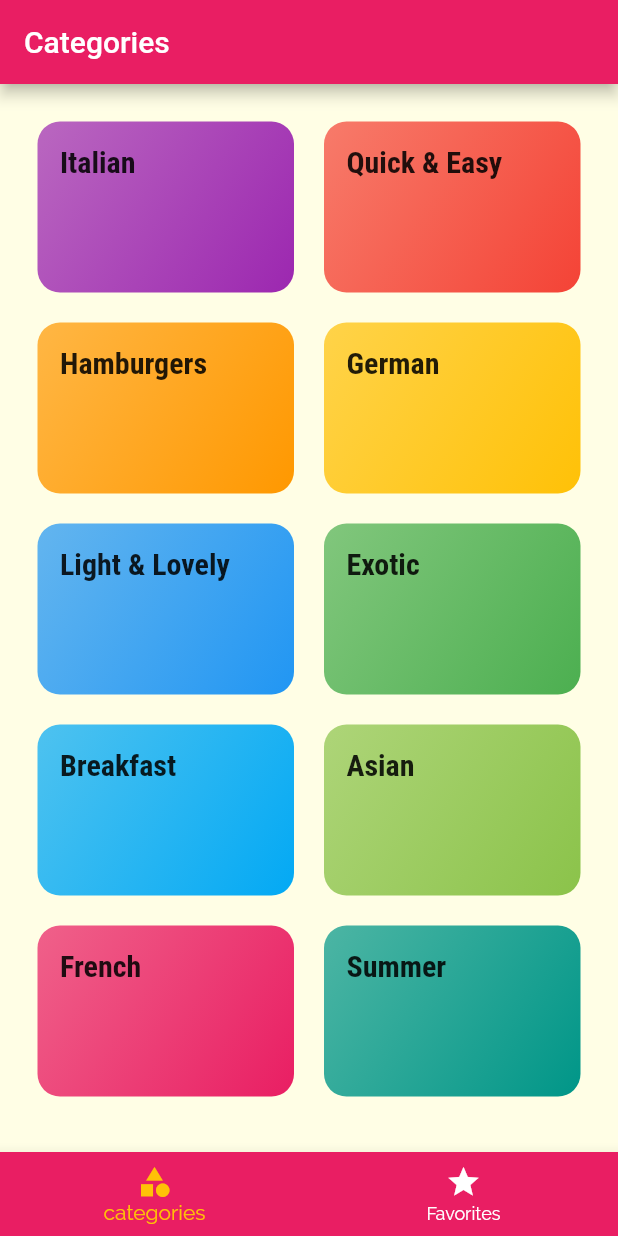
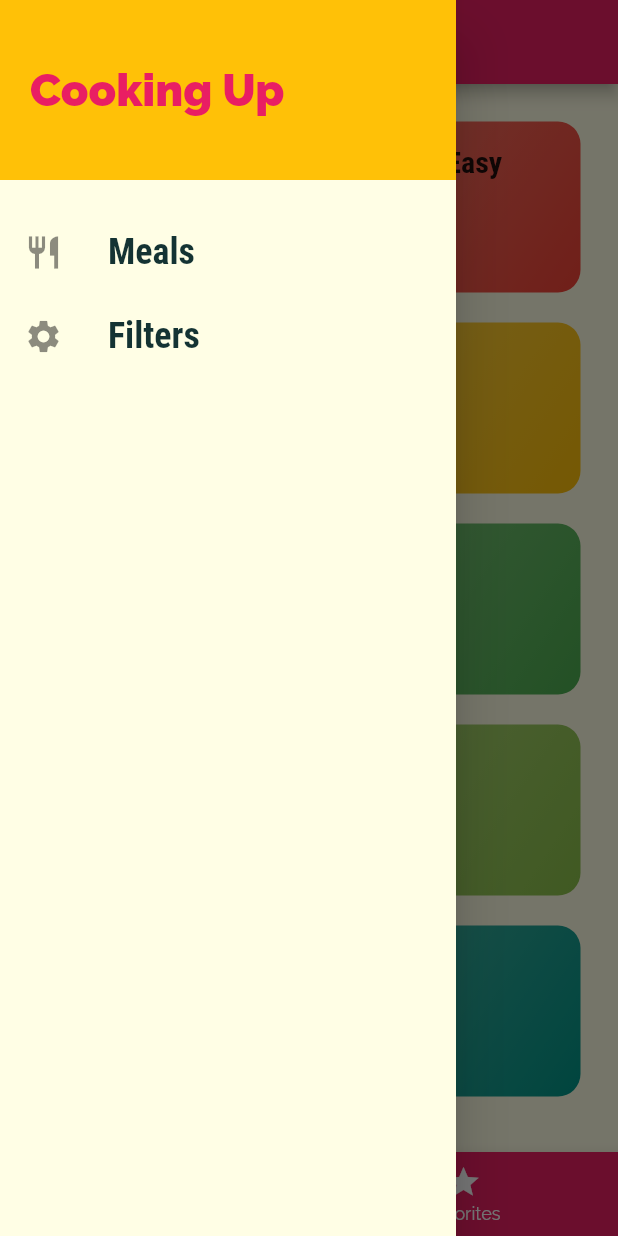
Before and after one commit to Waleed-Ibrahim14/meals_app, a Flutter app: the screen it shows after launch, with the side drawer open (before the commit the screen has no drawer), on a phone screen of 412 x 824 dp. Run offline on Flutter 3.47's test engine with Material 2 defaults, Android fonts, the phone set to English and light mode, and no system bars.

Commit message:
add file main_drawer.dart and and create a Widget Drawer .

```diff
--- a/lib/screens/tabs_screen.dart
+++ b/lib/screens/tabs_screen.dart
@@ -1,6 +1,7 @@
 import 'package:flutter/material.dart';
 import '../screens/favorites_screen.dart';
 import '../screens/categories_screen.dart';
+import '../widgets/main_drawer.dart';
 
 class TabsScreen extends StatefulWidget {
   const TabsScreen({Key? key}) : super(key: key);
@@ -35,7 +36,8 @@ class _TabsScreenState extends State<TabsScreen> {
       appBar: AppBar(
         title: Text(_pages[_selectedPageIndex]['title'] as String),
       ),
-      body: _pages[_selectedPageIndex]['page'] as Widget ,
+      drawer: const MainDrawer(),
+      body: _pages[_selectedPageIndex]['page'] as Widget,
       bottomNavigationBar: BottomNavigationBar(
         onTap: _selectPage,
         backgroundColor: Theme.of(context).primaryColor,
--- /dev/null
+++ b/lib/widgets/main_drawer.dart
@@ -0,0 +1,53 @@
+import 'package:flutter/material.dart';
+
+class MainDrawer extends StatelessWidget {
+  const MainDrawer({Key? key}) : super(key: key);
+
+  Widget buildListTile(String title, IconData icon) {
+    return ListTile(
+      leading: Icon(
+        icon,
+        size: 26,
+      ),
+      title: Text(
+        title,
+        style: const TextStyle(
+          fontSize: 24,
+          fontFamily: 'RobotoCondensed',
+          fontWeight: FontWeight.bold,
+        ),
+      ),
+      onTap: () {},
+    );
+  }
+
+  @override
+  Widget build(BuildContext context) {
+    return Drawer(
+      child: Column(
+        children: <Widget>[
+          Container(
+            height: 120,
+            width: double.infinity,
+            padding: const EdgeInsets.all(20),
+            alignment: Alignment.centerLeft,
+            color: Theme.of(context).accentColor,
+            child: Text(
+              'Cooking Up',
+              style: TextStyle(
+                fontSize: 30,
+                fontWeight: FontWeight.w900,
+                color: Theme.of(context).primaryColor,
+              ),
+            ),
+          ),
+          const SizedBox(
+            height: 20,
+          ),
+          buildListTile('Meals', Icons.restaurant),
+          buildListTile('Filters', Icons.settings),
+        ],
+      ),
+    );
+  }
+}
```
